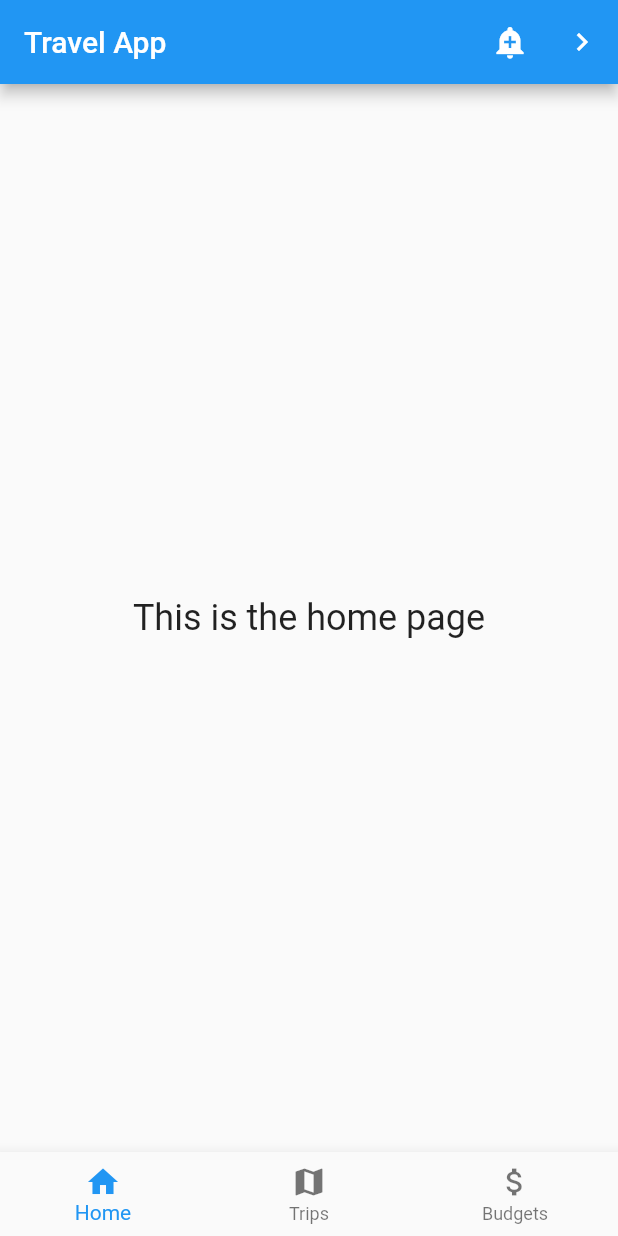
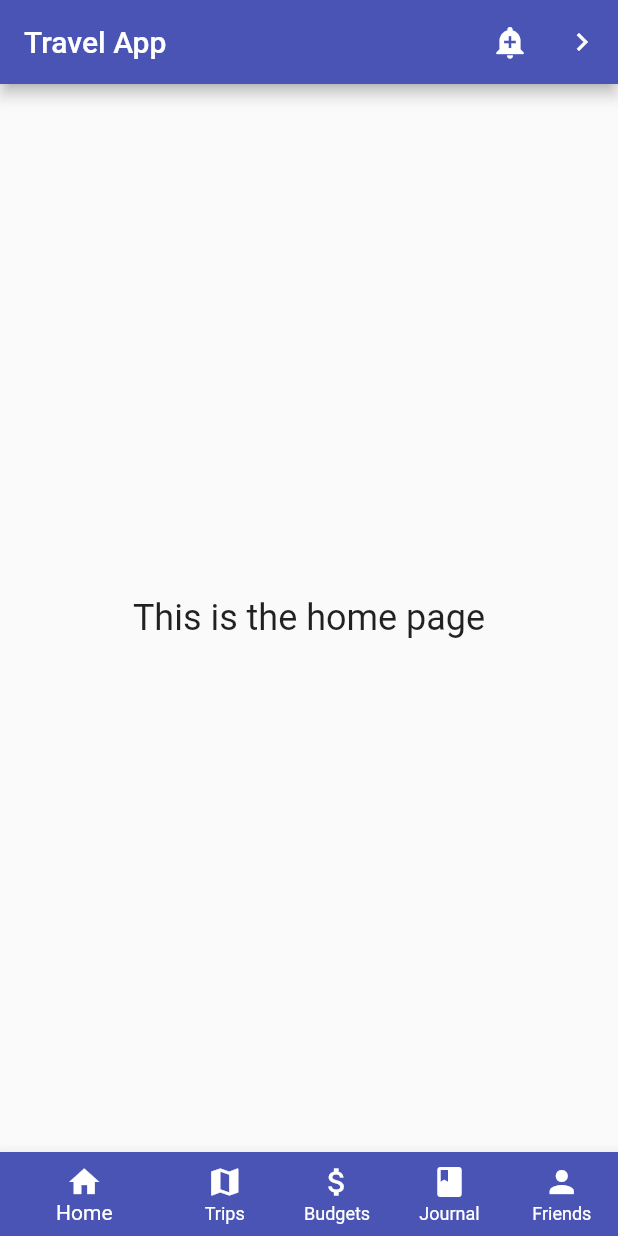
Before and after one commit to 10035/flutter-app-01, a Flutter app: the screen it shows after launch, on a phone screen of 412 x 824 dp. Run offline on Flutter 3.47's test engine with Material 2 defaults, Android fonts, the phone set to English and light mode, and no system bars.

Commit message:
fix bottom navbar labels

```diff
--- a/lib/main.dart
+++ b/lib/main.dart
@@ -23,7 +23,7 @@ class MyStatelessWidget extends StatelessWidget {
   Widget build(BuildContext context) {
     return Scaffold(
       appBar: AppBar(
-        title: const Text('Travel App'),
+        title: const Text('Travel App'), backgroundColor: Color.fromARGB(255, 73, 84, 180),
         actions: <Widget>[
           IconButton(
             icon: const Icon(Icons.add_alert),
@@ -63,10 +63,11 @@ class MyStatelessWidget extends StatelessWidget {
         ),
       ),
       bottomNavigationBar: BottomNavigationBar(
-
+        showUnselectedLabels: true,
         items: const <BottomNavigationBarItem>[
           BottomNavigationBarItem(
             icon: Icon(Icons.home),
+            backgroundColor: Color.fromARGB(255, 73, 84, 180),
             label: 'Home',
           ),
           BottomNavigationBarItem(
@@ -77,15 +78,15 @@ class MyStatelessWidget extends StatelessWidget {
             icon: Icon(Icons.attach_money),
             label: 'Budgets',
           ),
-          // BottomNavigationBarItem(
-          //   icon: Icon(Icons.book),
-          //   label: 'Journal',
-          // ),
-          // BottomNavigationBarItem(
-          //   icon: Icon(Icons.person),
-          //   // label: 'Friends',
-          //   label: 'Friends',
-          // ),
+          BottomNavigationBarItem(
+            icon: Icon(Icons.book),
+            label: 'Journal',
+          ),
+          BottomNavigationBarItem(
+            icon: Icon(Icons.person),
+            // label: 'Friends',
+            label: 'Friends',
+          ),
         ]),
       // floatingActionButton: const FloatingActionButton(onPressed: null),
     );
```
